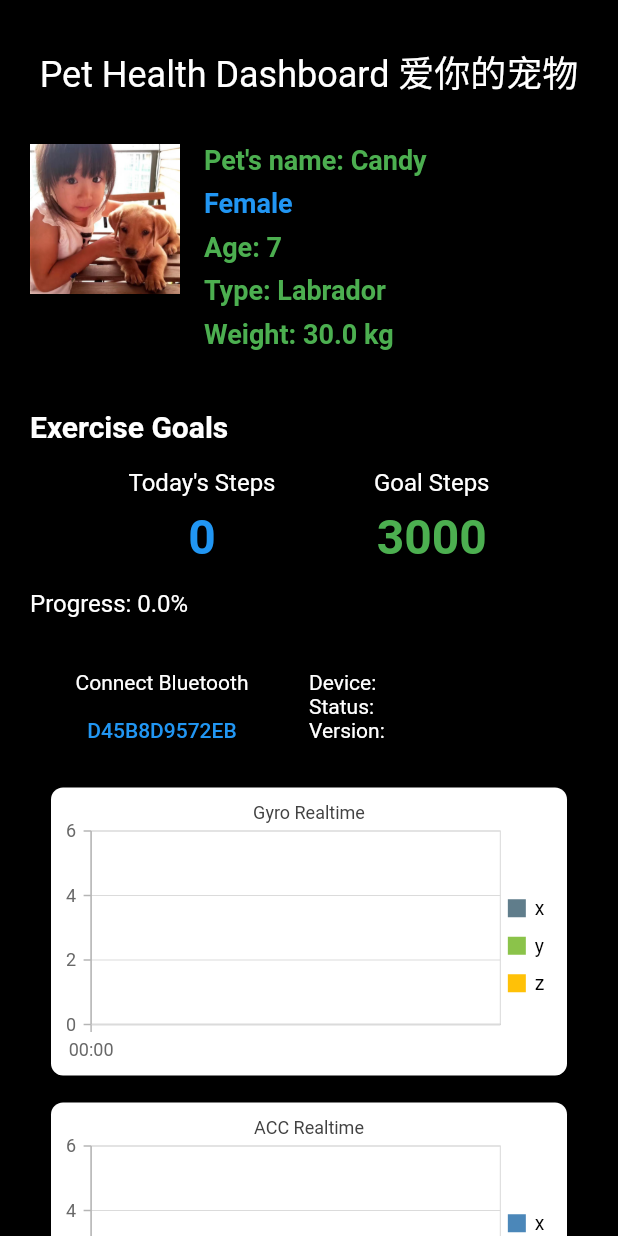
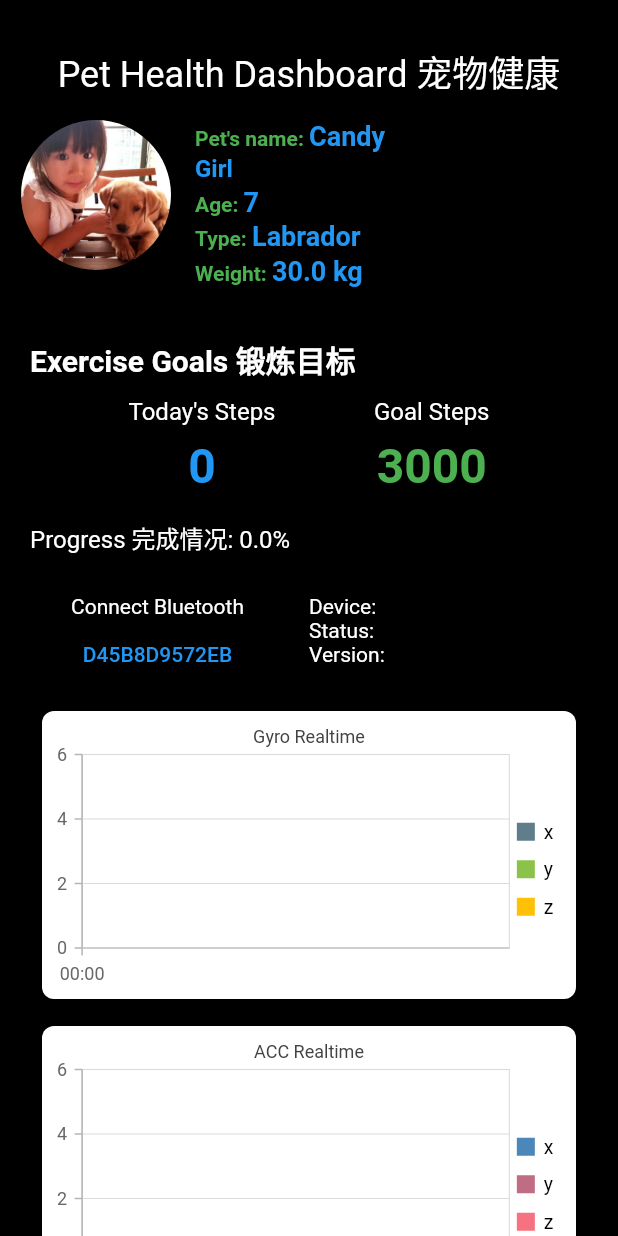
Before and after one commit to EimerQiu/PetHealthWithPedo, a Flutter app: the screen it shows after launch, on a phone screen of 412 x 824 dp. Run offline on Flutter 3.47's test engine with Material 2 defaults, Android fonts, the phone set to English and light mode, and no system bars; our stand-ins replace fl_chart, hive, hive_flutter, syncfusion_flutter_charts, tuple; missing offline and left inert: matrix2d, trasense; accounts and stored records are empty.

Commit message:
UI improve

```diff
--- a/lib/main.dart
+++ b/lib/main.dart
@@ -71,7 +71,7 @@ class _MyAppState extends State<MyApp> {
   ChartSeriesController? _chartSeriesController;
 
   final Pet pet =
-      Pet(name: 'Candy', sex: 'Female', age: 7, type: 'Labrador', weight: 30.0);
+      Pet(name: 'Candy', sex: 'Girl', age: 7, type: 'Labrador', weight: 30.0);
 
   final List<Activity> activities = [
     Activity(
@@ -622,23 +622,22 @@ class _MyAppState extends State<MyApp> {
                     height: 30,
                   ),
                   const Text(
-                    'Pet Health Dashboard 爱你的宠物',
+                    'Pet Health Dashboard 宠物健康',
                     style: TextStyle(fontSize: 24),
                   ),
-                  const SizedBox(height: 10),
                   PetInfoCard(pet: pet),
                   ExerciseGoalsCard(
                       todayTotalSteps: _todayTotalSteps, goalSteps: 3000),
                   Card(
                     color: Color.fromRGBO(0, 0, 0, 0),
-                    margin: EdgeInsets.all(5.0),
+                    margin: EdgeInsets.all(2.0),
                     child: Padding(
-                      padding: EdgeInsets.all(5.0),
+                      padding: EdgeInsets.all(2.0),
                       child: Column(
                         crossAxisAlignment: CrossAxisAlignment.start,
                         children: [
                           const SizedBox(
-                            height: 5,
+                            height: 2,
                           ),
                           Row(
                             crossAxisAlignment: CrossAxisAlignment.start,
--- a/lib/widgets/activity_history_card.dart
+++ b/lib/widgets/activity_history_card.dart
@@ -38,7 +38,7 @@ class ActivityHistoryCard extends StatelessWidget {
           crossAxisAlignment: CrossAxisAlignment.start,
           children: [
             Text(
-              '  Activity History',
+              '  Activity History 一周活动记录',
               style: TextStyle(fontSize: 20, fontWeight: FontWeight.bold),
             ),
             SizedBox(height: 8),
--- a/lib/widgets/exercise_goals_card.dart
+++ b/lib/widgets/exercise_goals_card.dart
@@ -21,10 +21,10 @@ class ExerciseGoalsCard extends StatelessWidget {
           crossAxisAlignment: CrossAxisAlignment.start,
           children: [
             Text(
-              'Exercise Goals',
+              'Exercise Goals 锻炼目标',
               style: TextStyle(fontSize: 20, fontWeight: FontWeight.bold),
             ),
-            SizedBox(height: 16),
+            SizedBox(height: 10),
             Row(
               mainAxisAlignment: MainAxisAlignment.spaceEvenly,
               children: [
@@ -66,7 +66,7 @@ class ExerciseGoalsCard extends StatelessWidget {
             ),
             SizedBox(height: 16),
             Text(
-              'Progress: ${progressPercentage.toStringAsFixed(1)}%',
+              'Progress 完成情况: ${progressPercentage.toStringAsFixed(1)}%',
               style: TextStyle(fontSize: 16),
             ),
           ],
--- a/lib/widgets/hydration_monitoring_card.dart
+++ b/lib/widgets/hydration_monitoring_card.dart
@@ -17,11 +17,11 @@ class HydrationMonitoringCard extends StatelessWidget {
           crossAxisAlignment: CrossAxisAlignment.start,
           children: [
             Text(
-              'Hydration Monitoring',
+              'Hydration Monitoring 饮水监测',
               style: TextStyle(
-                fontSize: 24,
+                fontSize: 20,
                 fontWeight: FontWeight.bold,
-                color: Colors.blue,
+                color: Colors.white,
               ),
             ),
             SizedBox(height: 16),
--- a/lib/widgets/nutrition_tracking_card.dart
+++ b/lib/widgets/nutrition_tracking_card.dart
@@ -39,7 +39,7 @@ class NutritionTrackingCard extends StatelessWidget {
           crossAxisAlignment: CrossAxisAlignment.start,
           children: [
             Text(
-              'Nutrition Tracking',
+              'Nutrition Tracking 营养记录',
               style: TextStyle(fontSize: 20, fontWeight: FontWeight.bold),
             ),
             SizedBox(height: 8),
--- a/lib/widgets/pet_info_card.dart
+++ b/lib/widgets/pet_info_card.dart
@@ -10,11 +10,12 @@ class PetInfoCard extends StatelessWidget {
     return Card(
       color: Color.fromRGBO(0, 0, 0, 0),
       child: Padding(
-        padding: const EdgeInsets.all(16.0),
+        padding: const EdgeInsets.all(10.0),
         child: Row(
           crossAxisAlignment: CrossAxisAlignment.start,
           children: [
-            Image.asset(
+            ClipOval(
+              child: Image.asset(
                 'assets/images/candy.jpg',
                 width: 100,
                 height: 100,
@@ -27,52 +28,117 @@ class PetInfoCard extends StatelessWidget {
                       child: Center(child: Text('Error Loading Image')));
                 },
               ),
+            ),
             SizedBox(width: 16),
             Column(
               crossAxisAlignment: CrossAxisAlignment.start,
               children: [
-                Text(
-                  'Pet\'s name: ${pet.name}',
+                RichText(
+                  text: TextSpan(
+                    children: [
+                      TextSpan(
+                        text: "Pet's name: ",
                         style: TextStyle(
-                    fontSize: 18,
+                          fontSize:
+                              14, // Set the font size for "Pet's name" here
                           fontWeight: FontWeight.bold,
                           color: Colors.green,
                         ),
                       ),
-                SizedBox(height: 8),
-                Text(
-                  '${pet.sex}',
+                      TextSpan(
+                        text: '${pet.name}',
                         style: TextStyle(
-                    fontSize: 18,
+                          fontSize:
+                              18, // Set the font size for the pet's actual name here
                           fontWeight: FontWeight.bold,
                           color: Colors.blue,
                         ),
                       ),
-                SizedBox(height: 8),
+                    ],
+                  ),
+                ),
+                SizedBox(height: 2),
                 Text(
-                  'Age: ${pet.age}',
+                  '${pet.sex}',
                   style: TextStyle(
-                    fontSize: 18,
+                    fontSize: 16,
+                    fontWeight: FontWeight.bold,
+                    color: Colors.blue,
+                  ),
+                ),
+                SizedBox(height: 2),
+                RichText(
+                  text: TextSpan(
+                    children: [
+                      TextSpan(
+                        text: "Age: ",
+                        style: TextStyle(
+                          fontSize:
+                              14, // Set the font size for "Pet's name" here
                           fontWeight: FontWeight.bold,
                           color: Colors.green,
                         ),
                       ),
-                SizedBox(height: 8),
-                Text(
-                  'Type: ${pet.type}',
+                      TextSpan(
+                        text: '${pet.age}',
                         style: TextStyle(
-                    fontSize: 18,
+                          fontSize:
+                              18, // Set the font size for the pet's actual name here
+                          fontWeight: FontWeight.bold,
+                          color: Colors.blue,
+                        ),
+                      ),
+                    ],
+                  ),
+                ),
+                SizedBox(height: 2),
+                RichText(
+                  text: TextSpan(
+                    children: [
+                      TextSpan(
+                        text: "Type: ",
+                        style: TextStyle(
+                          fontSize:
+                              14, // Set the font size for "Pet's name" here
                           fontWeight: FontWeight.bold,
                           color: Colors.green,
                         ),
                       ),
-                SizedBox(height: 8),
-                Text(
-                  'Weight: ${pet.weight} kg',
+                      TextSpan(
+                        text: '${pet.type}',
                         style: TextStyle(
-                    fontSize: 18,
+                          fontSize:
+                              18, // Set the font size for the pet's actual name here
+                          fontWeight: FontWeight.bold,
+                          color: Colors.blue,
+                        ),
+                      ),
+                    ],
+                  ),
+                ),
+                SizedBox(height: 2),
+                RichText(
+                  text: TextSpan(
+                    children: [
+                      TextSpan(
+                        text: "Weight: ",
+                        style: TextStyle(
+                          fontSize:
+                              14, // Set the font size for "Pet's name" here
                           fontWeight: FontWeight.bold,
                           color: Colors.green,
+                        ),
+                      ),
+                      TextSpan(
+                        text: '${pet.weight} kg',
+                        style: TextStyle(
+                          fontSize:
+                              18, // Set the font size for the pet's actual name here
+                          fontWeight: FontWeight.bold,
+                          color: Colors.blue,
+                        ),
+                      ),
+                    ],
                   ),
                 ),
               ],
```
Lines whose indentation alone changed are shown as unchanged.
